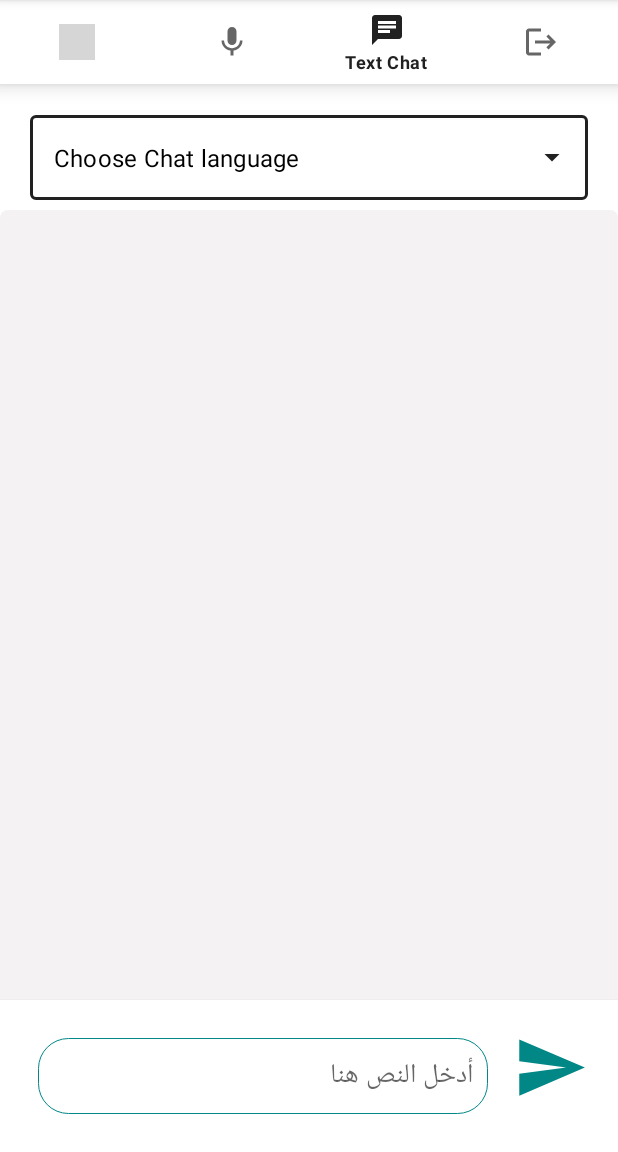
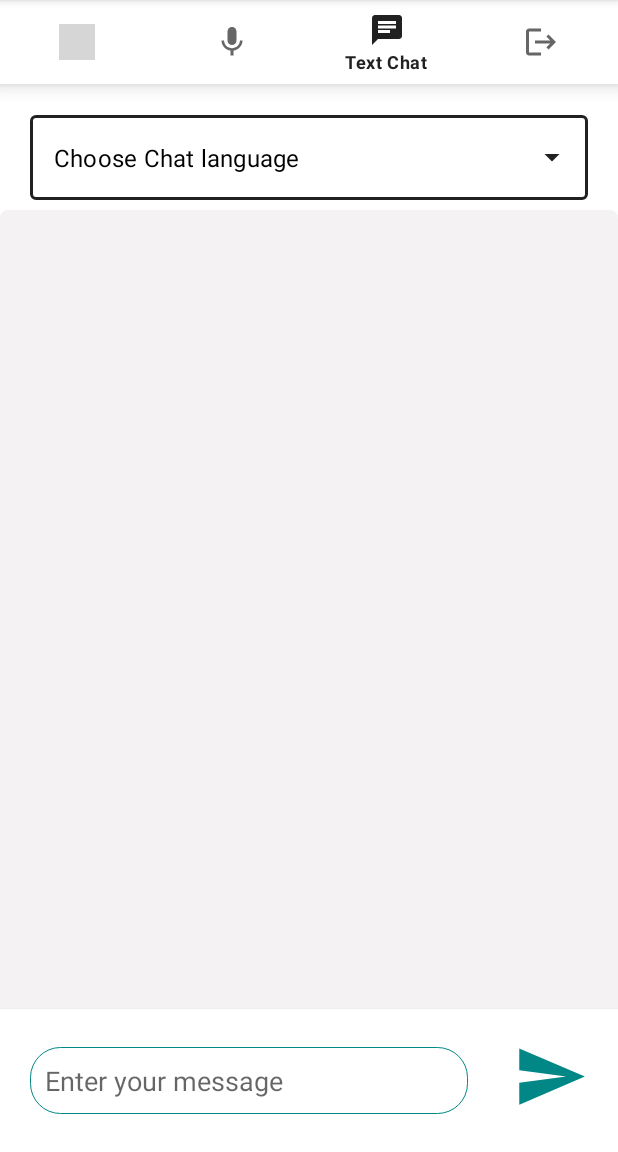
Before and after one commit to Azzaldeen98/ESDS2S, an Android app: the AutomatedChatBotFragment screen opened directly, with no data from a screen before it, item 3 of the bottom bar chosen, on a phone screen of 412 x 824 dp, the part 84-1236 px from its top. Run offline under Robolectric (Android 15) with nearby library versions, the phone set to English and light mode, and no system bars; our stand-ins replace FlexboxLayout; grey boxes are pictures that could not be loaded.

```diff
--- a/app/build.gradle
+++ b/app/build.gradle
@@ -78,4 +78,8 @@ dependencies {
 
 
 
+
+
+
+
 }
--- a/app/src/main/java/com/example/esds2s/Activies/RecordAudioActivity.kt
+++ b/app/src/main/java/com/example/esds2s/Activies/RecordAudioActivity.kt
@@ -33,7 +33,7 @@ import kotlinx.coroutines.GlobalScope
 import kotlinx.coroutines.launch
 import java.util.Objects
 
-class RecordAudioActivity : AppCompatActivity(), IBaseCallbackListener<String>, AdapterView.OnItemSelectedListener {
+class RecordAudioActivity : AppCompatActivity() {
 
 
     private var arrayAdapterLanguage: ArrayAdapter<String>? =null
@@ -44,11 +44,7 @@ class RecordAudioActivity : AppCompatActivity(), IBaseCallbackListener<String>,
     lateinit var bottomNav : BottomNavigationView
     private  var languageCodes : Array<String>?=null
     private  var languageNames : Array<String>?=null
-    private  var genderList: Array<String>?=null
-    private  var languagesSpinnerHandler: SpinnerHandler?=null
-    private  var genderSpinnerHandler: SpinnerHandler?=null
-    private  var spinner_languages: Spinner?=null
-    private  var spinner_gender: Spinner?=null
+
 
 
 
@@ -93,21 +89,11 @@ class RecordAudioActivity : AppCompatActivity(), IBaseCallbackListener<String>,
           startActivity(intent)
       }
       else {
-
-          loadPresetUserLanguage()
-          initializationLanguagesList()
-
               if (ContextCompat.checkSelfPermission(this, Manifest.permission.RECORD_AUDIO) != PackageManager.PERMISSION_GRANTED) {
-                  checkPermission()
-              }
+                  checkPermission() }
+              loadPresetUserLanguage()
+              initializationLanguagesList()
               loadFragment(AutomatedChatBotFragment())
-
-//          languagesSpinnerHandler= SpinnerHandler(this,spinner_languages!!,this)
-//          languagesSpinnerHandler?.initialize(languageNames?.toList()!!)
-
-
-//              genderSpinnerHandler= SpinnerHandler(this,spinner_gender!!,this)
-//              genderSpinnerHandler?.initialize(genderList?.toList()!!)
           }
 
     }
@@ -125,17 +111,13 @@ class RecordAudioActivity : AppCompatActivity(), IBaseCallbackListener<String>,
 
         languageCodes = resources.getStringArray(R.array.language_codes)
         languageNames = resources.getStringArray(R.array.language_names)
-
         if(selectedLanguageIndex>-1)
-        autocompleteTV?.setText(languageNames?.get(0))
-
+            autocompleteTV?.setText(languageNames?.get(0))
         arrayAdapterLanguage = ArrayAdapter<String>(this, R.layout.dropdown_item, languageNames!!)
         autocompleteTV?.setAdapter(arrayAdapterLanguage)
         autocompleteTV?.setOnItemClickListener { parent, view, position, id -> onSelectedLanguage(position)}
-
     }
     fun onSelectedLanguage(position:Int){
-
         selectedLanguageCode = languageCodes?.get(position) as String
         selectedLanguageIndex=position
         selectedLanguageCode = languageCodes?.get(position).toString()
@@ -202,20 +184,5 @@ class RecordAudioActivity : AppCompatActivity(), IBaseCallbackListener<String>,
         }
     }
 
-    override fun onCallBackExecuted(item: String?) {
 
-    }
-
-    override fun onItemSelected(parent: AdapterView<*>?, view: View?, position: Int, id: Long) {
-        selectedLanguageCode = languageCodes?.get(position).toString()
-        if(selectedLanguageCode!=null){
-            LanguageInfo.setStorageSelcetedLanguage(this, selectedLanguageCode, position)
-        }
-
-        Toast.makeText(this, selectedLanguageCode, Toast.LENGTH_SHORT).show();
-    }
-
-    override fun onNothingSelected(parent: AdapterView<*>?) {
-        TODO("Not yet implemented")
-    }
 }
--- a/app/src/main/res/layout/fragment_chat_bot_text.xml
+++ b/app/src/main/res/layout/fragment_chat_bot_text.xml
@@ -140,23 +140,21 @@
 
                 <com.google.android.material.textfield.TextInputEditText
                     android:id="@+id/textInput1"
-                    android:layout_width="300dp"
+                    android:layout_width="match_parent"
                     android:layout_height="wrap_content"
                     android:layout_alignParentLeft="true"
-                    android:maxWidth="300dp"
-                    android:maxHeight="150dp"
                     android:layout_gravity="center"
-                    android:layout_marginStart="5dp"
+                    android:layout_marginRight="80dp"
                     android:layout_marginTop="5dp"
                     android:layout_marginEnd="5dp"
                     android:layout_marginBottom="5dp"
                     android:paddingHorizontal="10dp"
                     android:background="@drawable/border"
                     android:inputType="text|textMultiLine"
-                    android:hint="أدخل النص هنا"
-
+                    android:hint="Enter your message"
                     android:textDirection="rtl"
                     android:padding="10dp" />
+
             </RelativeLayout>
         </LinearLayout>
 
--- a/app/src/main/res/values/alert_messages.xml
+++ b/app/src/main/res/values/alert_messages.xml
@@ -6,6 +6,8 @@
     <string name="msg_stop_automated_chat">You must close the automated chat service before moving to any other service</string>
     <string name="msg_stop_session_chat">The entire current chat session will be stopped. Do you agree to this?</string>
     <string name="msg_choose_the_chat">Choose the chat</string>
+    <string name="msg_mute_microphone_alarm_tone">You can turn off the alarm tone for turning on and off the microphone to prevent disturbance by
+        switching the device's sound mode to silent or vibrate.</string>
     <string name="msg_choose_the_language">Choose the language</string>
     <string name="msg_failed_the_session_create">Failed to send the request</string>
     <string name="msg_no_internet"> !! No Internet Connection</string>
```
Also changed, not shown: app/src/main/java/com/example/esds2s/Ui/AutomatedChatBotFragment.kt (+8 -1 lines), app/src/main/res/layout/activity_record_audio.xml (+0 -15 lines).
